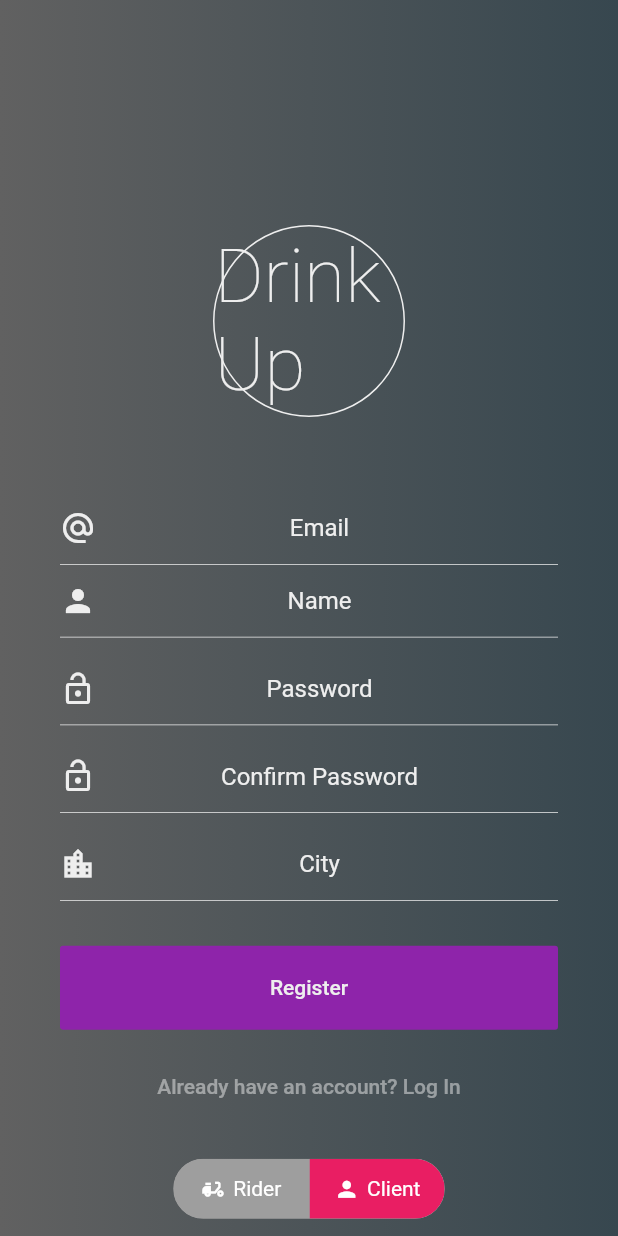
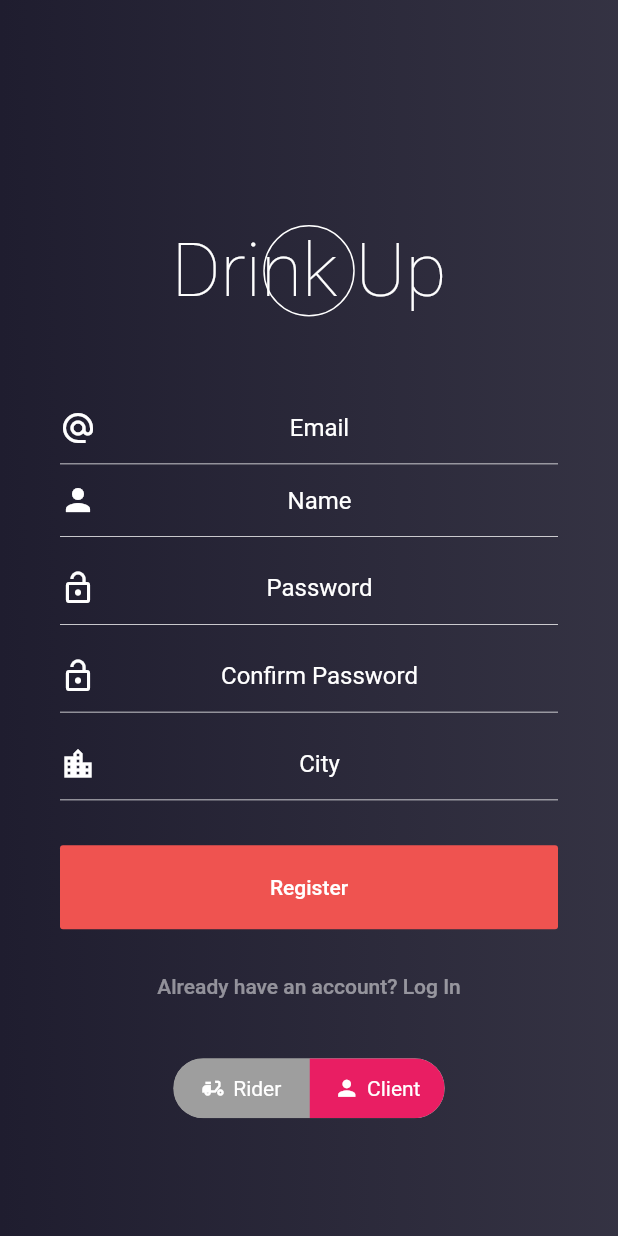
Before and after one commit to Tqs-project/We_Deliver-Frontend-Rider, a Flutter app: the screen it shows after launch, after a tap on "Don't have an account? Create One", on a phone screen of 412 x 824 dp. Run offline on Flutter 3.47's test engine with Material 2 defaults, Android fonts, the phone set to English and light mode, and no system bars; drawn by our look-alikes of toggle_switch; our stand-ins replace font_awesome_flutter.

Commit message:
[#178280667] - Fixed Colors

```diff
--- a/drinkup/lib/main.dart
+++ b/drinkup/lib/main.dart
@@ -30,7 +30,7 @@ class Main extends StatefulWidget {
 }
 
 class _MainState extends State<Main> {
-  final Color foregroundColor = Colors.grey[200];
+  final Color foregroundColor = Colors.white;
   var pressed = 'LOGIN';
   var typeOfUser = 'RIDER';
 
@@ -60,7 +60,10 @@ class _MainState extends State<Main> {
           begin: Alignment.centerLeft,
           end: new Alignment(
               1.0, 0.0), // 10% of the width, so there are ten blinds.
-          colors: [Colors.grey[700], Colors.blueGrey[800]], // whitish to gray
+          colors: [
+            Color.fromRGBO(31, 29, 47, 1),
+            Color.fromRGBO(31, 29, 47, 0.9),
+          ], // whitish to gray
           tileMode: TileMode.clamp, // repeats the gradient over the canvas
         ),
       ),
@@ -73,19 +76,12 @@ class _MainState extends State<Main> {
               child: new Column(
                 children: <Widget>[
                   Container(
-                    height: 128.0,
-                    width: 128.0,
-                    child: new CircleAvatar(
-                      backgroundColor: Colors.transparent,
-                      foregroundColor: this.foregroundColor,
-                      radius: 100.0,
-                      child: new Text(
-                        "Drink Up",
-                        style: TextStyle(
+                    child: Text(
+                      "Drink Up",
+                      style: TextStyle(
                           fontSize: 50.0,
                           fontWeight: FontWeight.w100,
-                        ),
-                      ),
+                          color: Colors.white),
                     ),
                     decoration: BoxDecoration(
                       border: Border.all(
@@ -187,7 +183,7 @@ class _MainState extends State<Main> {
                   child: new FlatButton(
                     padding: const EdgeInsets.symmetric(
                         vertical: 20.0, horizontal: 20.0),
-                    color: Colors.purple[600],
+                    color: Colors.red[400],
                     onPressed: () => {},
                     child: Text(
                       "Log In",
@@ -259,7 +255,10 @@ class _MainState extends State<Main> {
           begin: Alignment.centerLeft,
           end: new Alignment(
               1.0, 0.0), // 10% of the width, so there are ten blinds.
-          colors: [Colors.grey[700], Colors.blueGrey[800]], // whitish to gray
+          colors: [
+            Color.fromRGBO(31, 29, 47, 1),
+            Color.fromRGBO(31, 29, 47, 0.9),
+          ], // whitish to gray
           tileMode: TileMode.repeated, // repeats the gradient over the canvas
         ),
       ),
@@ -272,19 +271,12 @@ class _MainState extends State<Main> {
               child: new Column(
                 children: <Widget>[
                   Container(
-                    height: 128.0,
-                    width: 128.0,
-                    child: new CircleAvatar(
-                      backgroundColor: Colors.transparent,
-                      foregroundColor: this.foregroundColor,
-                      radius: 100.0,
-                      child: new Text(
-                        "Drink Up",
-                        style: TextStyle(
+                    child: new Text(
+                      "Drink Up",
+                      style: TextStyle(
                           fontSize: 50.0,
                           fontWeight: FontWeight.w100,
-                        ),
-                      ),
+                          color: Colors.white),
                     ),
                     decoration: BoxDecoration(
                       border: Border.all(
@@ -501,7 +493,7 @@ class _MainState extends State<Main> {
                   child: new FlatButton(
                     padding: const EdgeInsets.symmetric(
                         vertical: 20.0, horizontal: 20.0),
-                    color: Colors.purple[600],
+                    color: Colors.red[400],
                     onPressed: () => {},
                     child: Text(
                       "Register",
```
